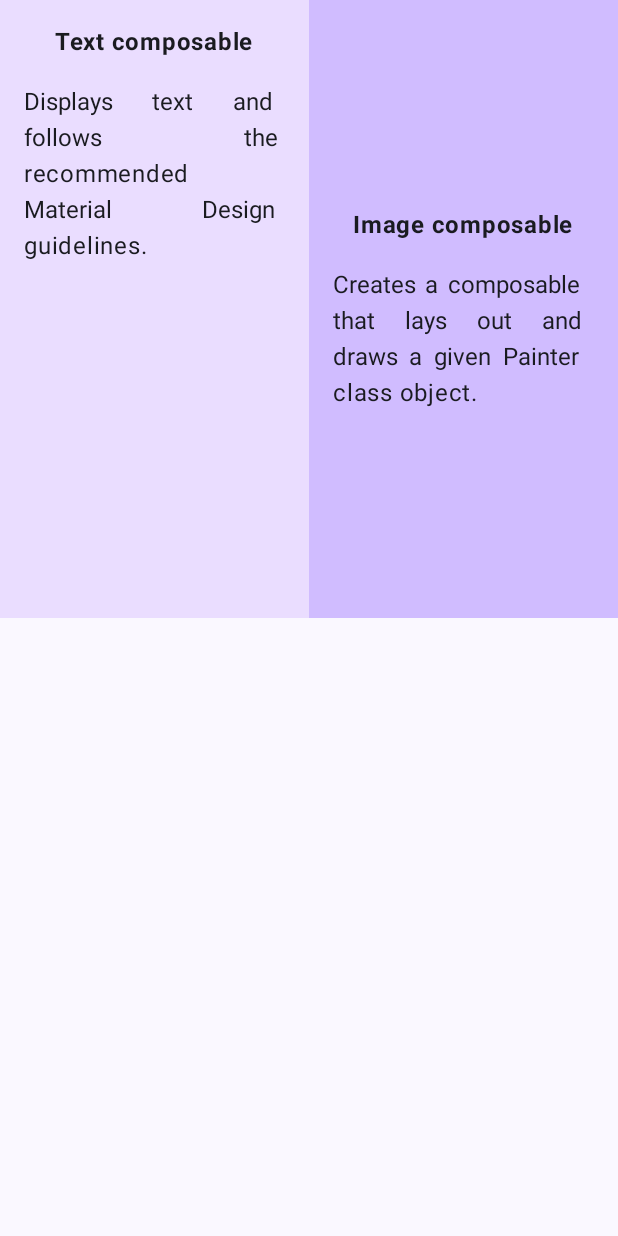
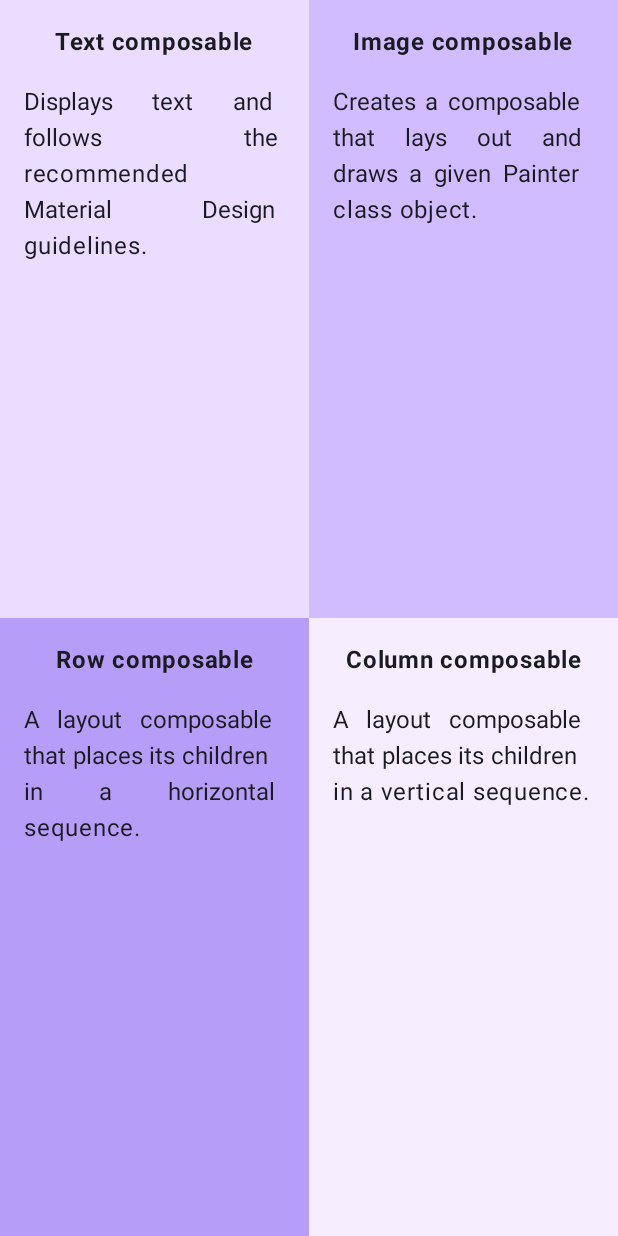
Before and after one commit to Francesco-Rapetti/compose-quadrant, an Android app built with Jetpack Compose: the screen it shows after launch (MainActivity), on a phone screen of 412 x 824 dp. Run offline under Robolectric (Android 15) with nearby library versions, the phone set to English and light mode, and no system bars.

```diff
--- a/app/src/main/java/com/example/composequadrant/MainActivity.kt
+++ b/app/src/main/java/com/example/composequadrant/MainActivity.kt
@@ -49,13 +49,13 @@ fun Quadrant(title: String, description: String, color: Color, modifier: Modifie
     Box (
         modifier = modifier
             .background(color = color)
-            .fillMaxHeight(0.5f)
-            .fillMaxWidth(0.5f)
+            .fillMaxHeight(1f)
     ) {
         Column(
             modifier = modifier
                 .padding(16.dp)
-                .align(alignment = Alignment.Center),
+
+
 
         ) {
             Text(
@@ -83,20 +83,40 @@ fun Page() {
             modifier = Modifier
                 .fillMaxWidth()
                 .fillMaxHeight(0.5f)
-                .weight(1f)
         ) {
             Quadrant(
                 title = "Text composable",
                 description = "Displays text and follows the recommended Material Design guidelines.",
                 color = Color(0xFFEADDFF),
-                modifier = Modifier.weight(1f)
+                Modifier.weight(1f)
             )
             Quadrant(
                 title = "Image composable",
                 description = "Creates a composable that lays out and draws a given Painter class object.",
-                color = Color(0xFFD0BCFF)
+                color = Color(0xFFD0BCFF),
+                Modifier.weight(1f)
+            )
+        }
+
+        Row(
+            modifier = Modifier
+                .fillMaxWidth()
+        ) {
+            Quadrant(
+                title = "Row composable",
+                description = "A layout composable that places its children in a horizontal sequence.",
+                color = Color(0xFFB69DF8),
+                Modifier.weight(1f)
+            )
+            Quadrant(
+                title = "Column composable",
+                description = "A layout composable that places its children in a vertical sequence.",
+                color = Color(0xFFF6EDFF),
+                Modifier.weight(1f)
             )
         }
 
     }
+
+
 }
```
